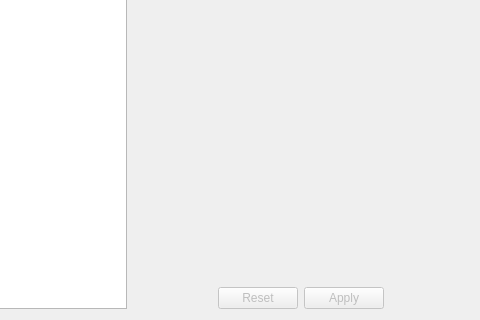
Before: the Qt Designer form source-code/1/itemtab.ui in nobodyF34R/ykw-editors, drawn with Qt 5; both pictures show x 220 to 700 and y 233 to 553 of the 700 by 553 pixel window.
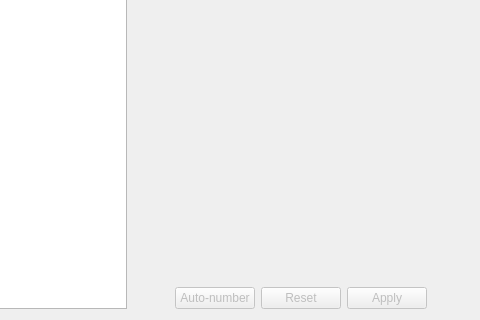
After: the same form once the commit is applied.

What changed in the file:
```diff
--- a/source-code/1/itemtab.ui
+++ b/source-code/1/itemtab.ui
@@ -132,6 +132,16 @@
            </property>
           </spacer>
          </item>
+         <item>
+          <widget class="QPushButton" name="autoNumberingB">
+           <property name="enabled">
+            <bool>false</bool>
+           </property>
+           <property name="text">
+            <string>Auto-number</string>
+           </property>
+          </widget>
+         </item>
          <item>
           <widget class="QPushButton" name="resetButton">
            <property name="enabled">
```
